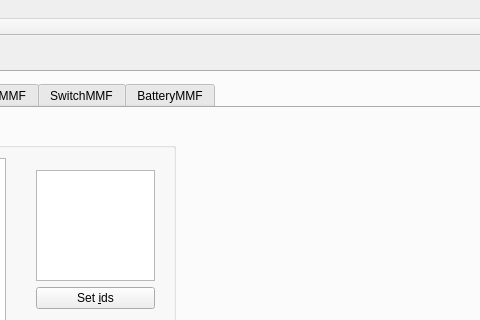
Before: the Qt Designer form mainwindow.ui in kwon852456/0hpp_integrated, drawn with Qt 5; both pictures show x 179 to 659 and y 0 to 320 of the 901 by 749 pixel window.
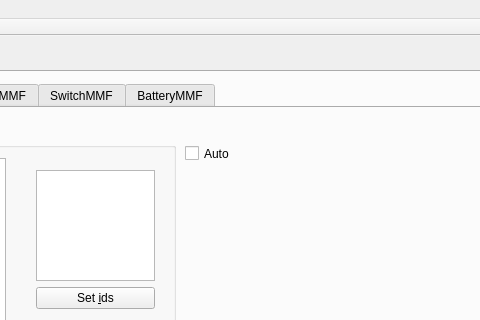
After: the same form once the commit is applied. The open tabs and pages were chosen to show the change. Custom widgets are drawn as their Qt base class.

Commit message: 2019-04-08 마지막 커밋

Diff of the .ui file:
```diff
--- a/mainwindow.ui
+++ b/mainwindow.ui
@@ -448,6 +448,19 @@
          </widget>
         </widget>
        </widget>
+       <widget class="QCheckBox" name="cb_auto">
+        <property name="geometry">
+         <rect>
+          <x>350</x>
+          <y>30</y>
+          <width>111</width>
+          <height>31</height>
+         </rect>
+        </property>
+        <property name="text">
+         <string>Auto</string>
+        </property>
+       </widget>
       </widget>
       <widget class="QWidget" name="tab_10">
        <attribute name="title">
```
Left out of the diff: 2 changed lines with no effect on the pictures. The commit also changes 1 other file.
